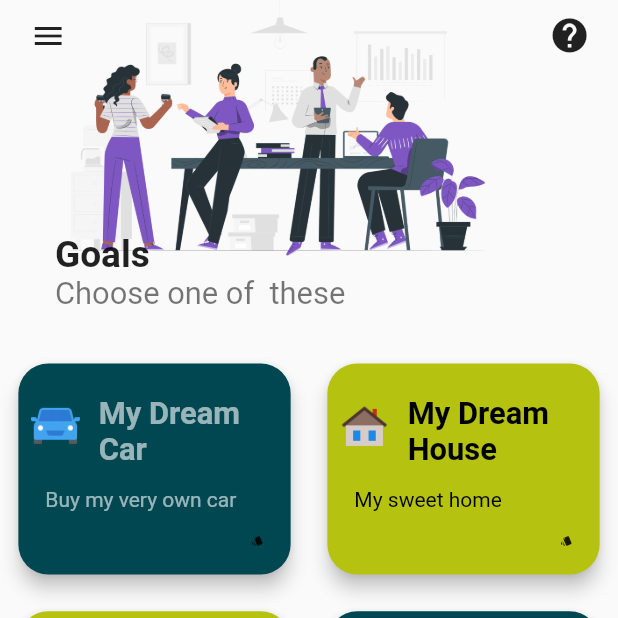
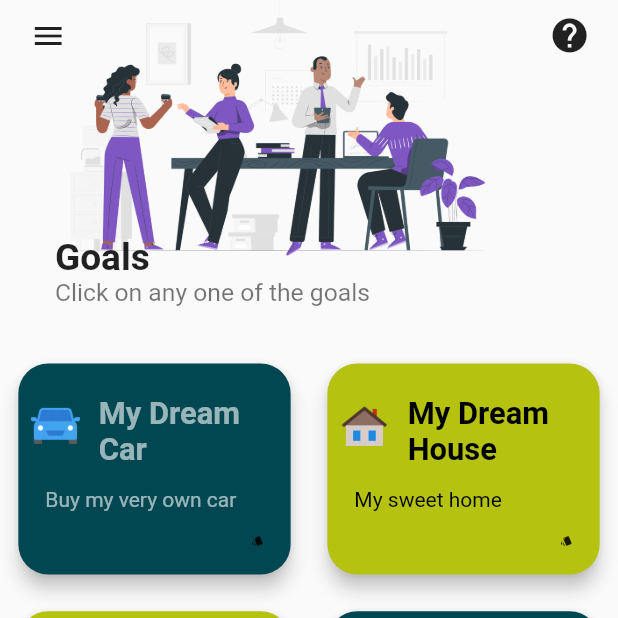
Before and after one commit to DRcollab/Dhanrashi_Source, a Flutter app: the GoalsInputScreen screen opened directly with empty values, on a phone screen of 412 x 824 dp, the top half of it. Run offline on Flutter 3.47's test engine with Material 2 defaults, Android fonts, the phone set to English and light mode, and no system bars; drawn by our look-alikes of showcaseview; our stand-ins replace charts_flutter, cloud_firestore, connectivity, firebase_auth, firebase_core, flutter_svg and 6 more; missing offline and left inert: dart:ffi, flutter_rounded_date_picker, loading_gifs, matrix2d; accounts and stored records are empty; project files that could hold a hidden picture were left out.

Commit message:
some UFX change

```diff
--- a/lib/components/constants.dart
+++ b/lib/components/constants.dart
@@ -249,9 +249,9 @@ class DefaultValues {
 
       Color(0xFF004752),
       Color(0xffb5c210),
+      Colors.purple,
+      Colors.amber,
       Color(0xff005213),
-      Colors.amber,
-      Colors.purple,
       Colors.orange,
       Colors.red,
       Colors.indigo,
@@ -274,3 +274,13 @@ class DefaultValues {
   ];
 
 }
+
+
+class Messages{
+
+  static String welcomeMessage = 'Welcome';
+  static String investmentChoiceHeader = 'Click on any one of the investments';
+  static String goalChoiceHeader = 'Click on any one of the goals';
+
+
+}
--- a/lib/dashboard.dart
+++ b/lib/dashboard.dart
@@ -25,11 +25,13 @@ class Dashboard extends StatefulWidget {
 
   var currentUser;
   String bannerMessage = '';
+  int tabNumber = 0;
 
 
   Dashboard({
     required this.currentUser,
-    this.bannerMessage= ''
+    this.bannerMessage= '',
+    this.tabNumber = 0,
   });
 
   @override
@@ -232,6 +234,7 @@ class _DashboardState extends State<Dashboard> {
 
           return DefaultTabController(
                 length: 3,
+                initialIndex: widget.tabNumber,
                 child: ShowCaseWidget(
                   builder: Builder(
                     builder: (context) {
--- a/lib/goal_input.dart
+++ b/lib/goal_input.dart
@@ -116,14 +116,24 @@ class _GoalsInputScreenState extends State<GoalsInputScreen> {
                             overlayPadding: EdgeInsets.all(20),
                             contentPadding: EdgeInsets.all(10),
 
-                            child: CircleAvatar(
-                              backgroundColor: kPresentTheme.accentColor,
-                              radius: 20,
-                              child: Text(goalCount.toString(), style: DefaultValues.kH3(context),),
+                            child: GestureDetector(
+                              onTap: (){
+                                Navigator.push(
+                                  context,
+                                  MaterialPageRoute(
+                                    builder: (context) => Dashboard(currentUser: widget.currentUser,tabNumber: 1,),
+                                  ),
+                                );
+                              },
+                              child: CircleAvatar(
+                                backgroundColor: kPresentTheme.accentColor,
+                                radius: 20,
+                                child: Text(goalCount.toString(), style: DefaultValues.kH3(context),),
+                              ),
                             ),
                           ):SizedBox(),
-                          subtitle: Text("Choose one of  these",
-                            style:DefaultValues.kNormal2(context),
+                          subtitle: Text(Messages.goalChoiceHeader,
+                            style:DefaultValues.kNormal3(context),
                           ),
                         ),
                       ),
--- a/lib/profiler_option_page.dart
+++ b/lib/profiler_option_page.dart
@@ -202,7 +202,7 @@ class _ProfilerOptionPagerState extends State<ProfilerOptionPager> {
 
                         ),
                       ),
-                      child: Text("Welcome",
+                      child: Text("",
                           style: TextStyle(
                             fontSize: 22.sp,
                             fontWeight: FontWeight.bold,
```
Also changed, not shown: lib/investmentinput.dart (+16 -6 lines).
